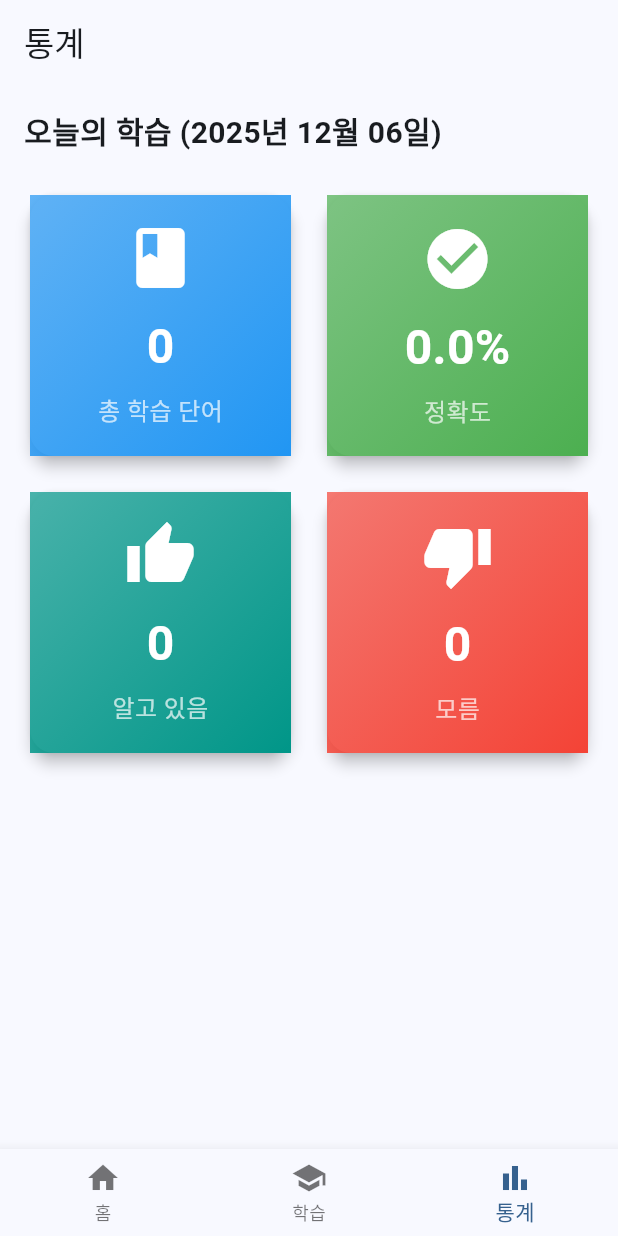
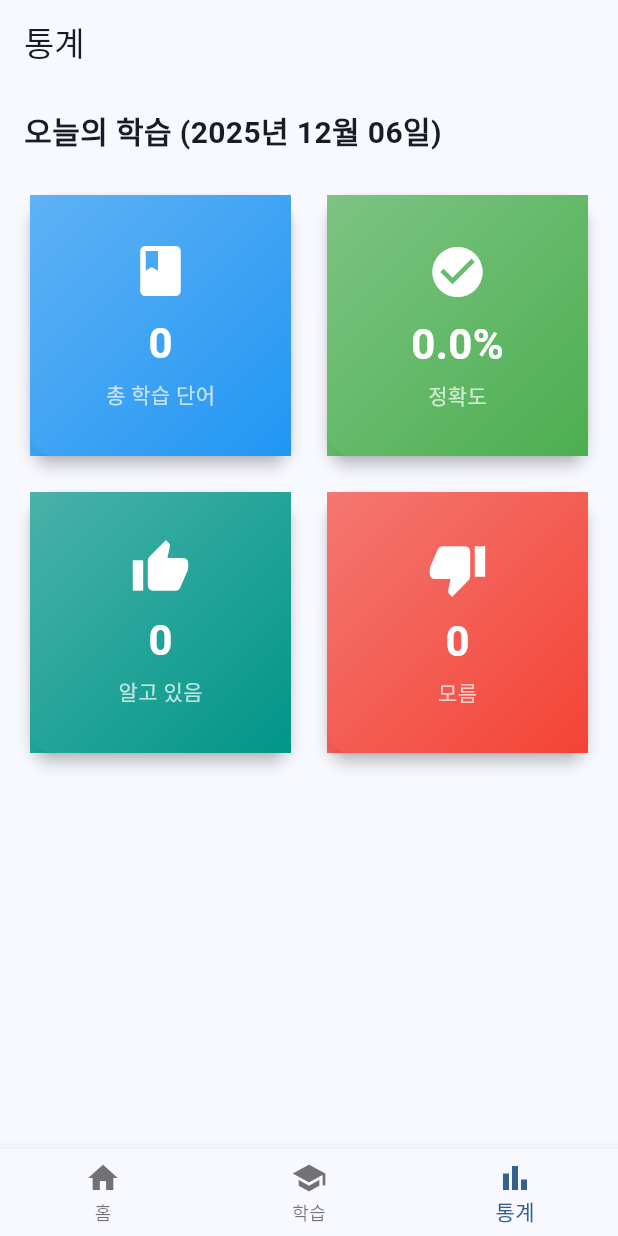
Before and after one commit to Leedoseo/daily_voca_project, a Flutter app: the screen it shows after launch, item 3 of the bottom bar chosen, on a phone screen of 412 x 824 dp. Run offline on Flutter 3.47's test engine with Material 3 defaults, Android fonts, the light colour scheme and no system bars; our stand-ins replace flutter_card_swiper, flutter_tts, sqflite; accounts and stored records are empty.

Commit message:
오버플로우 해결

```diff
--- a/lib/screens/statistics_screen.dart
+++ b/lib/screens/statistics_screen.dart
@@ -151,21 +151,25 @@ class _StatisticsScreenState extends State<StatisticsScreen> {
         ),
         child: Column(
           mainAxisAlignment: MainAxisAlignment.center,
+          mainAxisSize: MainAxisSize.min,
           children: [
-            Icon(icon, size: 48, color: Colors.white),
-            const SizedBox(height: 12),
-            Text(
-              value,
-              style: const TextStyle(
-                fontSize: 32,
-                fontWeight: FontWeight.bold,
-                color: Colors.white,
+            Icon(icon, size: 40, color: Colors.white),
+            const SizedBox(height: 8),
+            FittedBox(
+              fit: BoxFit.scaleDown,
+              child: Text(
+                value,
+                style: const TextStyle(
+                  fontSize: 28,
+                  fontWeight: FontWeight.bold,
+                  color: Colors.white,
+                ),
               ),
             ),
-            const SizedBox(height: 8),
+            const SizedBox(height: 4),
             Text(
               title,
-              style: const TextStyle(fontSize: 16, color: Colors.white70),
+              style: const TextStyle(fontSize: 14, color: Colors.white70),
             ),
           ],
         ),
```
